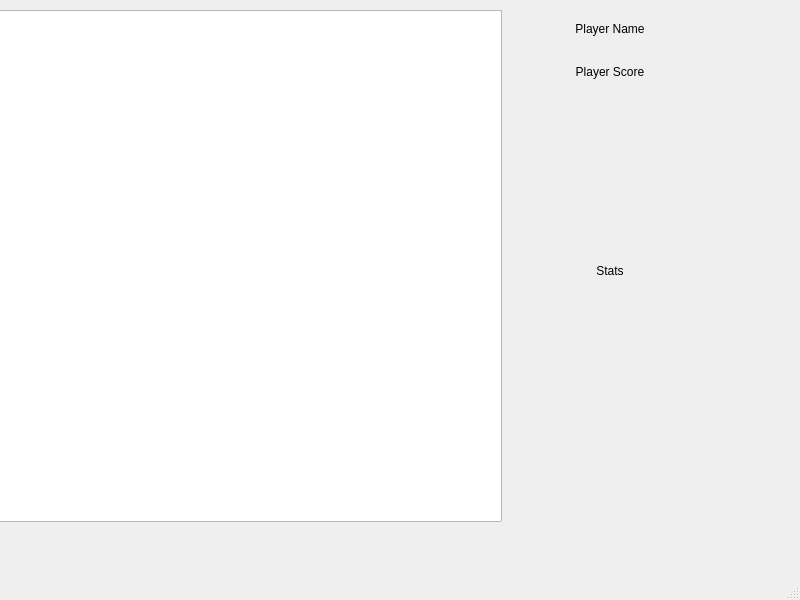
Old version of the form mainwindow.ui in the repository thyo9470/The-Thunder-Dungeon.
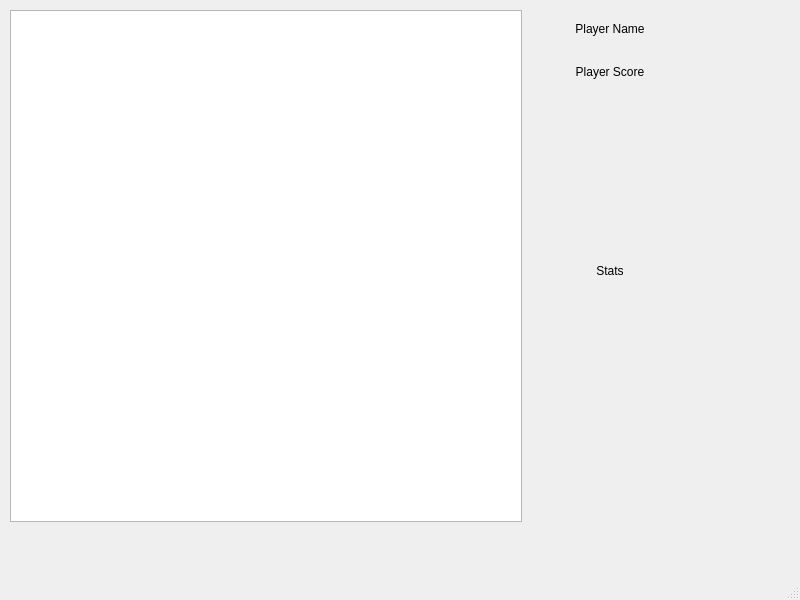
New version of the form.

What changed in the file:
```diff
--- a/mainwindow.ui
+++ b/mainwindow.ui
@@ -17,7 +17,7 @@
    <widget class="QGraphicsView" name="graphicsView">
     <property name="geometry">
      <rect>
-      <x>-10</x>
+      <x>10</x>
       <y>10</y>
       <width>512</width>
       <height>512</height>
```
Left out of the diff: 2 changed lines with no effect on the pictures.
